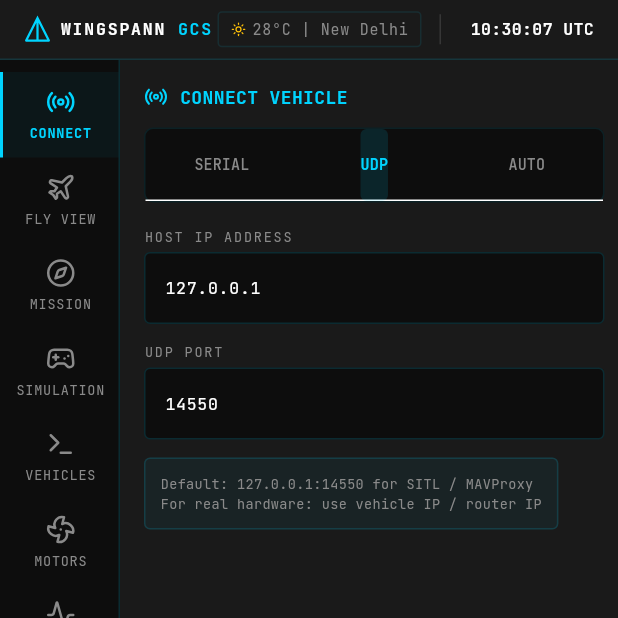
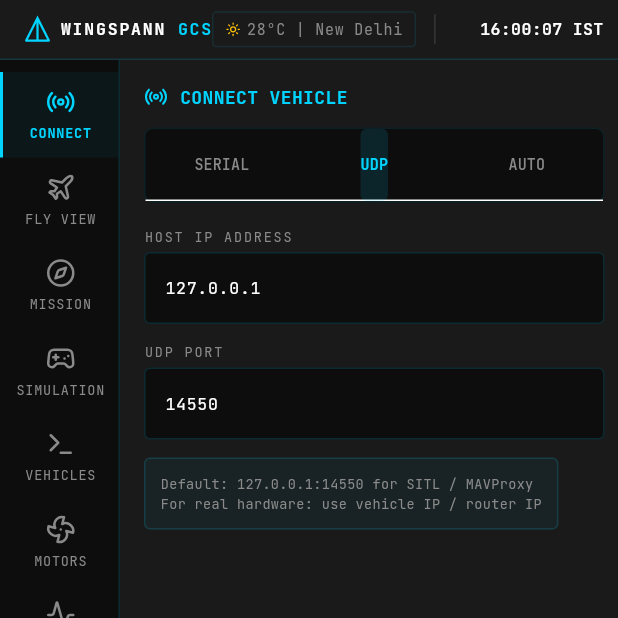
Before and after one commit to 14manish/GCS-, a Flutter app: the screen it shows after launch, on a phone screen of 412 x 824 dp, the top half of it. Run offline on Flutter 3.47's test engine with Material 3 defaults, Android fonts, the phone set to English and light mode, and no system bars; our stand-ins replace flutter_map, flutter_riverpod, go_router, google_fonts, latlong2, lucide_icons_flutter; missing offline and left inert: dart_mavlink, flutter_libserialport; network calls fail.

Commit message:
Update status bar clock to display Indian Standard Time (IST / UTC+5:30)

```diff
--- a/lib/core/store/gcs_notifier.dart
+++ b/lib/core/store/gcs_notifier.dart
@@ -45,9 +45,9 @@ class GcsNotifier extends StateNotifier<GcsState> {
   }
 
   void _tick() {
-    final now = DateTime.now().toUtc();
+    final ist = DateTime.now().toUtc().add(const Duration(hours: 5, minutes: 30));
     final timeStr =
-        '${now.hour.toString().padLeft(2, '0')}:${now.minute.toString().padLeft(2, '0')}:${now.second.toString().padLeft(2, '0')} UTC';
+        '${ist.hour.toString().padLeft(2, '0')}:${ist.minute.toString().padLeft(2, '0')}:${ist.second.toString().padLeft(2, '0')} IST';
     final newExpiry = state.sessionExpiry > 0 ? state.sessionExpiry - 1 : 0;
     state = state.copyWith(utcTime: timeStr, sessionExpiry: newExpiry);
   }
--- a/lib/shell/status_bar.dart
+++ b/lib/shell/status_bar.dart
@@ -107,7 +107,7 @@ class GcsStatusBar extends ConsumerWidget {
 
   Widget _buildClock(String time, GcsThemeExtension gcs) {
     return SizedBox(
-      width: 90,
+      width: 100,
       child: Text(
         time,
         textAlign: TextAlign.right,
```
